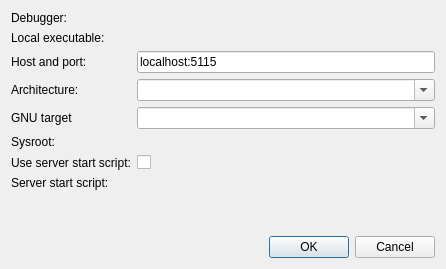
This is src/plugins/debugger/startremotedialog.ui in qt-creator/qt-creator as Qt 5 draws it before an edit. The edited form follows.
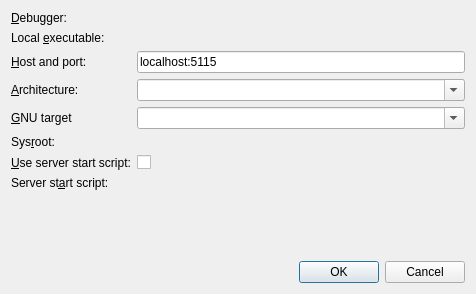
This is the edited form. Custom widgets are drawn as their Qt base class.

Commit message:
Debugger: Add toolchain combos to start dialogs, refactor detection.
Add combo box listing toolchains with debuggers to start external,
attach and core.
Another attempt at streamlining engine detection:
Split in detection functions that first collect a list of
available engines by preference, then remove disabled and
wrongly configured engines and use the remaining best.
matching. checkconfiguration is now the central place where
engine detection and config check takes place.

The edit to the form file:
```diff
--- a/src/plugins/debugger/startremotedialog.ui
+++ b/src/plugins/debugger/startremotedialog.ui
@@ -6,8 +6,8 @@
    <rect>
     <x>0</x>
     <y>0</y>
-    <width>446</width>
-    <height>269</height>
+    <width>476</width>
+    <height>294</height>
    </rect>
   </property>
   <property name="windowTitle">
@@ -19,7 +19,10 @@
      <item row="0" column="0">
       <widget class="QLabel" name="debuggerLabel">
        <property name="text">
-        <string>Debugger:</string>
+        <string>&amp;Debugger:</string>
+       </property>
+       <property name="buddy">
+        <cstring>debuggerPathChooser</cstring>
        </property>
       </widget>
      </item>
@@ -29,7 +32,10 @@
      <item row="1" column="0">
       <widget class="QLabel" name="executableLabel">
        <property name="text">
-        <string>Local executable:</string>
+        <string>Local &amp;executable:</string>
+       </property>
+       <property name="buddy">
+        <cstring>executablePathChooser</cstring>
        </property>
       </widget>
      </item>
@@ -39,7 +45,10 @@
      <item row="2" column="0">
       <widget class="QLabel" name="channelLabel">
        <property name="text">
-        <string>Host and port:</string>
+        <string>&amp;Host and port:</string>
+       </property>
+       <property name="buddy">
+        <cstring>channelLineEdit</cstring>
        </property>
       </widget>
      </item>
@@ -53,7 +62,10 @@
      <item row="3" column="0">
       <widget class="QLabel" name="architectureLabel">
        <property name="text">
-        <string>Architecture:</string>
+        <string>&amp;Architecture:</string>
+       </property>
+       <property name="buddy">
+        <cstring>architectureComboBox</cstring>
        </property>
       </widget>
      </item>
@@ -67,7 +79,10 @@
      <item row="4" column="0">
       <widget class="QLabel" name="gnuTargetLabel">
        <property name="text">
-        <string>GNU target</string>
+        <string>&amp;GNU target</string>
+       </property>
+       <property name="buddy">
+        <cstring>gnuTargetComboBox</cstring>
        </property>
       </widget>
      </item>
@@ -81,7 +96,10 @@
      <item row="5" column="0">
       <widget class="QLabel" name="sysrootLabel">
        <property name="text">
-        <string>Sysroot:</string>
+        <string>Sys&amp;root:</string>
+       </property>
+       <property name="buddy">
+        <cstring>sysrootPathChooser</cstring>
        </property>
       </widget>
      </item>
@@ -91,7 +109,10 @@
      <item row="6" column="0">
       <widget class="QLabel" name="useServerStartScriptLabel">
        <property name="text">
-        <string>Use server start script:</string>
+        <string>&amp;Use server start script:</string>
+       </property>
+       <property name="buddy">
+        <cstring>useServerStartScriptCheckBox</cstring>
        </property>
       </widget>
      </item>
@@ -101,7 +122,10 @@
      <item row="7" column="0">
       <widget class="QLabel" name="serverStartScriptLabel">
        <property name="text">
-        <string>Server start script:</string>
+        <string>Server st&amp;art script:</string>
+       </property>
+       <property name="buddy">
+        <cstring>serverStartScript</cstring>
        </property>
       </widget>
      </item>
```
Left out of the diff: 9 changed lines with no effect on the pictures. The commit also changes 21 other files.
